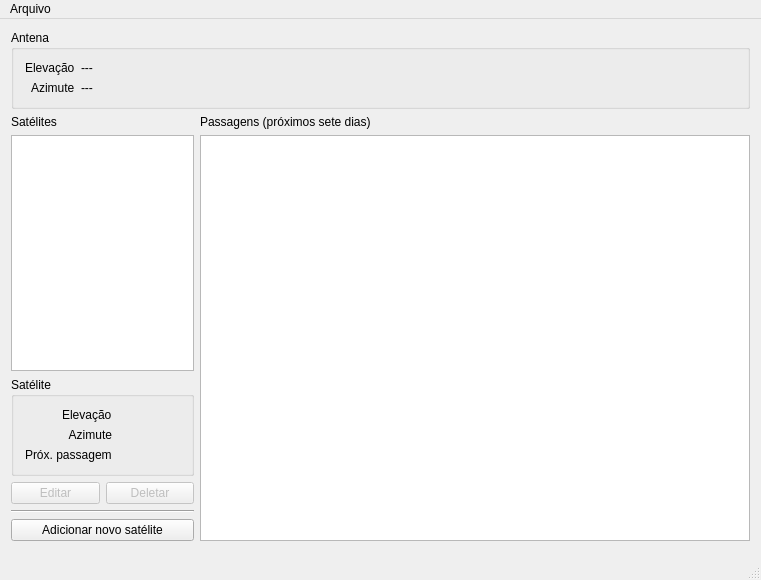
Old version of the form mainwindow.ui in the repository FelipeCortez/emmn.
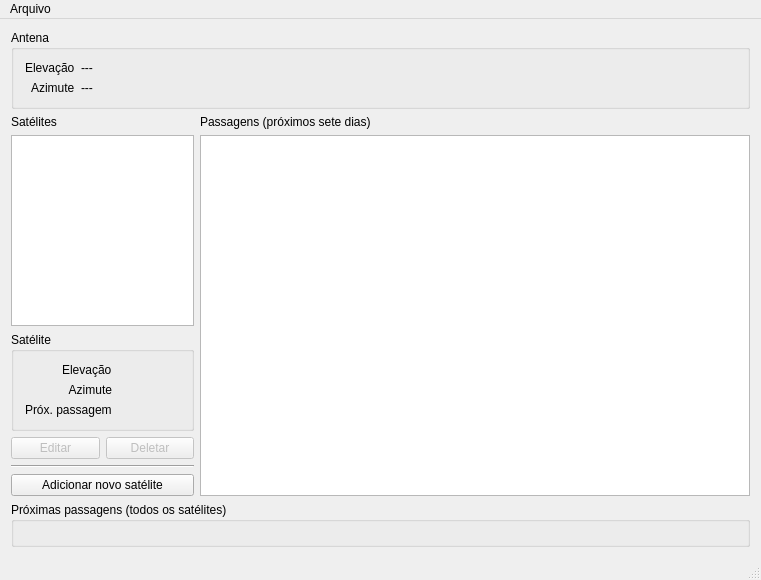
New version of the form. Custom widgets are drawn as their Qt base class.

Commit message: Visualização de próximas passagens funcionando

```diff
--- a/mainwindow.ui
+++ b/mainwindow.ui
@@ -61,6 +61,18 @@
       </layout>
      </widget>
     </item>
+    <item row="3" column="0" colspan="2">
+     <widget class="QGroupBox" name="groupBox_2">
+      <property name="title">
+       <string>Próximas passagens (todos os satélites)</string>
+      </property>
+      <layout class="QVBoxLayout" name="verticalLayout">
+       <item>
+        <widget class="NextPassesView" name="nextPassesView" native="true"/>
+       </item>
+      </layout>
+     </widget>
+    </item>
     <item row="2" column="1">
      <layout class="QVBoxLayout" name="verticalLayout_3">
       <item>
```
Left out of the diff: 3 changed lines with no effect on the pictures. The commit also changes 6 other files.
